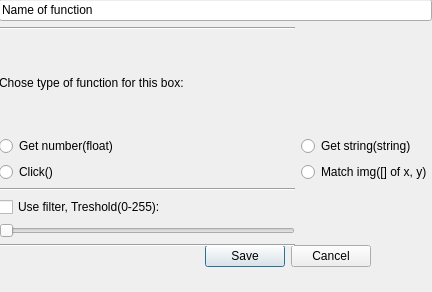
First picture: the form in Design/BoxDialog.ui, repository Kanter666/Botter, before the edit.
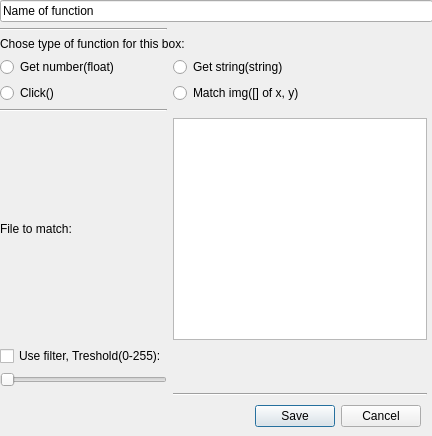
Second picture: the form after the edit.

Commit message: Function match image loads and shows mage being matched

Diff of the .ui file:
```diff
--- a/Design/BoxDialog.ui
+++ b/Design/BoxDialog.ui
@@ -7,7 +7,7 @@
     <x>0</x>
     <y>0</y>
     <width>432</width>
-    <height>292</height>
+    <height>436</height>
    </rect>
   </property>
   <property name="windowTitle">
@@ -16,8 +16,8 @@
   <widget class="QDialogButtonBox" name="buttonBox">
    <property name="geometry">
     <rect>
-     <x>30</x>
-     <y>240</y>
+     <x>80</x>
+     <y>400</y>
      <width>341</width>
      <height>32</height>
     </rect>
@@ -32,10 +32,10 @@
   <widget class="QWidget" name="gridLayoutWidget">
    <property name="geometry">
     <rect>
-     <x>-1</x>
-     <y>-1</y>
+     <x>0</x>
+     <y>0</y>
      <width>433</width>
-     <height>248</height>
+     <height>396</height>
     </rect>
    </property>
    <layout class="QGridLayout" name="main_gl">
@@ -73,13 +73,6 @@
       </attribute>
      </widget>
     </item>
-    <item row="8" column="0">
-     <widget class="Line" name="line_3">
-      <property name="orientation">
-       <enum>Qt::Horizontal</enum>
-      </property>
-     </widget>
-    </item>
     <item row="4" column="1" colspan="2">
      <widget class="QRadioButton" name="position_rb">
       <property name="text">
@@ -90,7 +83,7 @@
       </attribute>
      </widget>
     </item>
-    <item row="6" column="0">
+    <item row="7" column="0">
      <widget class="QCheckBox" name="filter_chb">
       <property name="text">
        <string>Use filter, Treshold(0-255):</string>
@@ -111,7 +104,7 @@
       </property>
      </widget>
     </item>
-    <item row="7" column="0">
+    <item row="8" column="0">
      <widget class="QSlider" name="threshold_hs">
       <property name="maximum">
        <number>255</number>
@@ -134,6 +127,36 @@
       </attribute>
      </widget>
     </item>
+    <item row="6" column="0">
+     <widget class="QLabel" name="label_2">
+      <property name="text">
+       <string>File to match:</string>
+      </property>
+     </widget>
+    </item>
+    <item row="10" column="1">
+     <widget class="Line" name="line_3">
+      <property name="orientation">
+       <enum>Qt::Horizontal</enum>
+      </property>
+     </widget>
+    </item>
+    <item row="6" column="1">
+     <widget class="QTextEdit" name="match_image_te">
+      <property name="sizePolicy">
+       <sizepolicy hsizetype="Minimum" vsizetype="Minimum">
+        <horstretch>1</horstretch>
+        <verstretch>1</verstretch>
+       </sizepolicy>
+      </property>
+      <property name="minimumSize">
+       <size>
+        <width>1</width>
+        <height>1</height>
+       </size>
+      </property>
+     </widget>
+    </item>
    </layout>
   </widget>
  </widget>
```
The commit also changes 1 other file.
